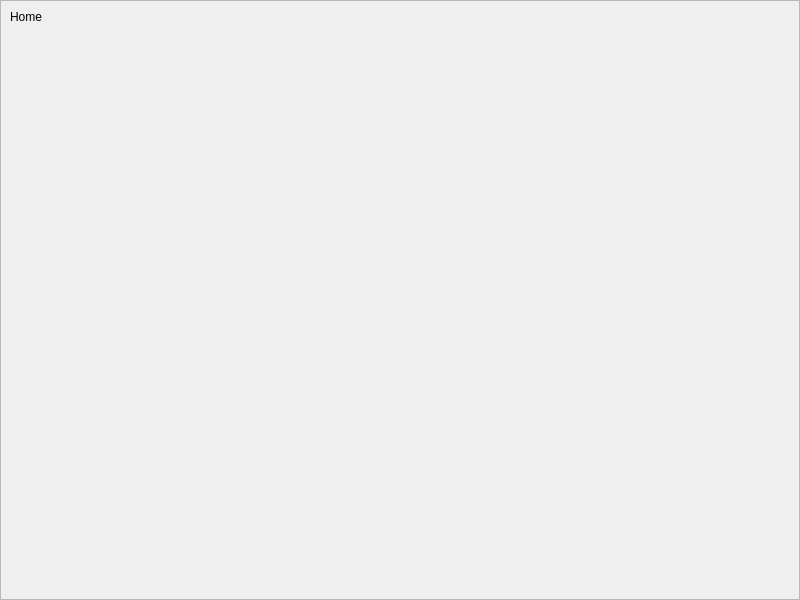
Qt form views/home.ui (mshojaei77/PiratePlay) before a commit.
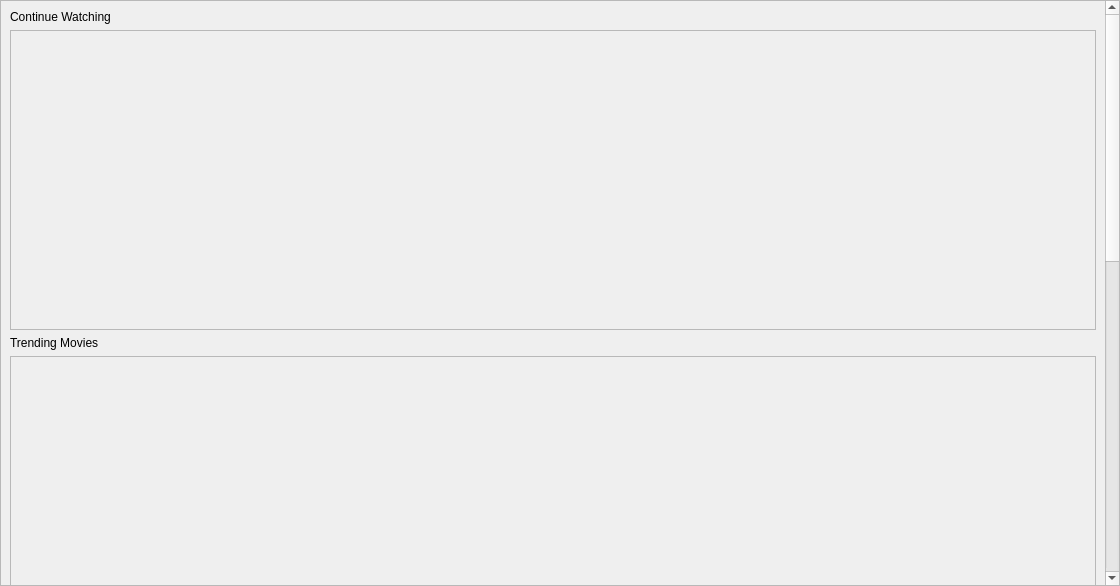
The same form after that commit.

What changed in the file:
```diff
--- a/views/home.ui
+++ b/views/home.ui
@@ -6,8 +6,8 @@
    <rect>
     <x>0</x>
     <y>0</y>
-    <width>800</width>
-    <height>600</height>
+    <width>1120</width>
+    <height>586</height>
    </rect>
   </property>
   <property name="windowTitle">
@@ -31,6 +31,12 @@
    </property>
    <item>
     <widget class="QScrollArea" name="homeScrollArea">
+     <property name="verticalScrollBarPolicy">
+      <enum>Qt::ScrollBarAlwaysOn</enum>
+     </property>
+     <property name="horizontalScrollBarPolicy">
+      <enum>Qt::ScrollBarAsNeeded</enum>
+     </property>
      <property name="widgetResizable">
       <bool>true</bool>
      </property>
@@ -39,30 +45,142 @@
        <rect>
         <x>0</x>
         <y>0</y>
-        <width>798</width>
-        <height>598</height>
+        <width>1101</width>
+        <height>1312</height>
        </rect>
       </property>
       <layout class="QVBoxLayout" name="verticalLayout_2">
        <item>
         <widget class="QLabel" name="label_title">
          <property name="text">
-          <string>Home</string>
+          <string>Continue Watching</string>
          </property>
         </widget>
        </item>
        <item>
-        <spacer name="verticalSpacer">
-         <property name="orientation">
-          <enum>Qt::Vertical</enum>
+        <widget class="QScrollArea" name="horizontalScrollArea_CurrentWatching">
+         <property name="minimumSize">
+          <size>
+           <width>0</width>
+           <height>300</height>
+          </size>
          </property>
-         <property name="sizeHint" stdset="0">
+         <property name="verticalScrollBarPolicy">
+          <enum>Qt::ScrollBarAlwaysOff</enum>
+         </property>
+         <property name="widgetResizable">
+          <bool>true</bool>
+         </property>
+         <widget class="QWidget" name="currentWatchingContent">
+          <property name="geometry">
+           <rect>
+            <x>0</x>
+            <y>0</y>
+            <width>1081</width>
+            <height>298</height>
+           </rect>
+          </property>
+         </widget>
+        </widget>
+       </item>
+       <item>
+        <widget class="QLabel" name="label_2">
+         <property name="text">
+          <string>Trending Movies</string>
+         </property>
+        </widget>
+       </item>
+       <item>
+        <widget class="QScrollArea" name="horizontalScrollArea_TrendingsMovies">
+         <property name="minimumSize">
           <size>
-           <width>20</width>
-           <height>40</height>
+           <width>0</width>
+           <height>300</height>
           </size>
          </property>
-        </spacer>
+         <property name="verticalScrollBarPolicy">
+          <enum>Qt::ScrollBarAlwaysOff</enum>
+         </property>
+         <property name="widgetResizable">
+          <bool>true</bool>
+         </property>
+         <widget class="QWidget" name="trendingMoviesContent">
+          <property name="geometry">
+           <rect>
+            <x>0</x>
+            <y>0</y>
+            <width>1081</width>
+            <height>298</height>
+           </rect>
+          </property>
+         </widget>
+        </widget>
+       </item>
+       <item>
+        <widget class="QLabel" name="label_3">
+         <property name="text">
+          <string>Trending Series</string>
+         </property>
+        </widget>
+       </item>
+       <item>
+        <widget class="QScrollArea" name="horizontalScrollArea_TrendingsSeries">
+         <property name="minimumSize">
+          <size>
+           <width>0</width>
+           <height>300</height>
+          </size>
+         </property>
+         <property name="verticalScrollBarPolicy">
+          <enum>Qt::ScrollBarAlwaysOff</enum>
+         </property>
+         <property name="widgetResizable">
+          <bool>true</bool>
+         </property>
+         <widget class="QWidget" name="trendingSeriesContent">
+          <property name="geometry">
+           <rect>
+            <x>0</x>
+            <y>0</y>
+            <width>1081</width>
+            <height>298</height>
+           </rect>
+          </property>
+         </widget>
+        </widget>
+       </item>
+       <item>
+        <widget class="QLabel" name="label_4">
+         <property name="text">
+          <string>Trending Anime</string>
+         </property>
+        </widget>
+       </item>
+       <item>
+        <widget class="QScrollArea" name="horizontalScrollArea_TrendingsAnimes">
+         <property name="minimumSize">
+          <size>
+           <width>0</width>
+           <height>300</height>
+          </size>
+         </property>
+         <property name="verticalScrollBarPolicy">
+          <enum>Qt::ScrollBarAlwaysOff</enum>
+         </property>
+         <property name="widgetResizable">
+          <bool>true</bool>
+         </property>
+         <widget class="QWidget" name="trendingAnimeContent">
+          <property name="geometry">
+           <rect>
+            <x>0</x>
+            <y>0</y>
+            <width>1081</width>
+            <height>298</height>
+           </rect>
+          </property>
+         </widget>
+        </widget>
        </item>
       </layout>
      </widget>
```
Left out of the diff: 4 changed lines with no effect on the pictures.
